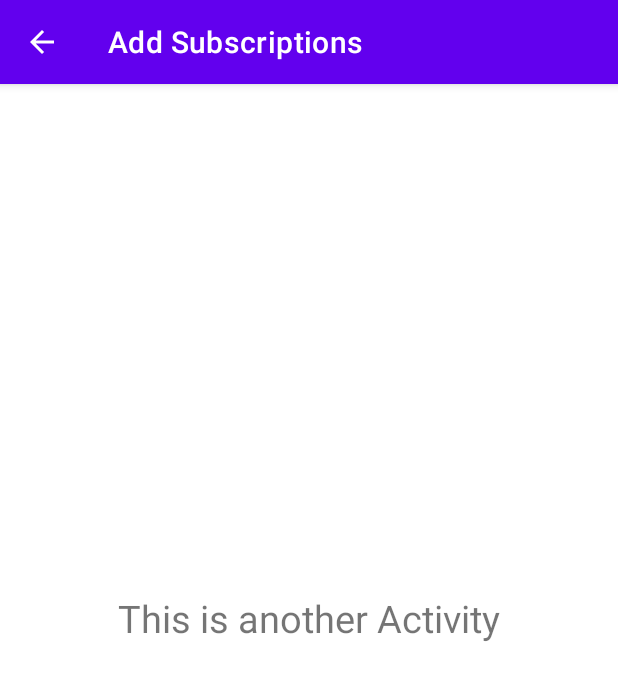
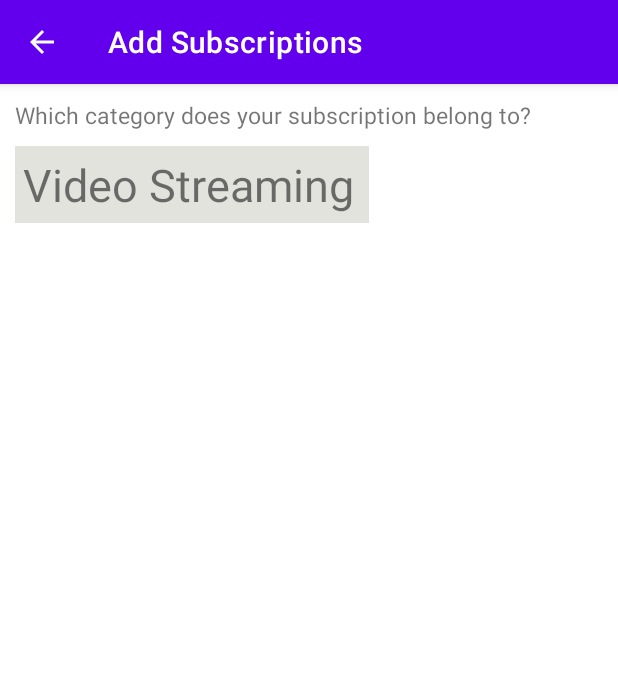
Before and after one commit to winkydes/SubMarker, an Android app: the AddSubscriptionActivity screen opened directly, with no data from a screen before it, on a phone screen of 412 x 824 dp. Shown: the top 680 px of the screen. Run offline under Robolectric (Android 15) with nearby library versions, the phone set to English and light mode, and no system bars.

Commit message:
add category spinner

```diff
--- a/app/src/main/java/com/example/submarker/AddSubscriptionActivity.kt
+++ b/app/src/main/java/com/example/submarker/AddSubscriptionActivity.kt
@@ -2,6 +2,8 @@ package com.example.submarker
 
 import androidx.appcompat.app.AppCompatActivity
 import android.os.Bundle
+import android.widget.ArrayAdapter
+import android.widget.Spinner
 import com.example.submarker.databinding.ActivityAddSubscriptionBinding
 
 class AddSubscriptionActivity : AppCompatActivity() {
@@ -12,6 +14,17 @@ class AddSubscriptionActivity : AppCompatActivity() {
         setContentView(binding.root)
         setSupportActionBar(binding.backableToolbar)
         supportActionBar?.setDisplayHomeAsUpEnabled(true)
+
+        // setup page spinner
+        val categories = resources.getStringArray(R.array.categories)
+        val categorySpinner = findViewById<Spinner>(R.id.spinner_category)
+        if (categorySpinner != null) {
+            val adapter = ArrayAdapter(
+                this,
+                R.layout.spinner_item, categories
+            )
+            categorySpinner.adapter = adapter
+        }
     }
 
     override fun onSupportNavigateUp(): Boolean {
--- /dev/null
+++ b/app/src/main/res/drawable/background_spinner.xml
@@ -0,0 +1,6 @@
+<?xml version="1.0" encoding="utf-8"?>
+<shape xmlns:android="http://schemas.android.com/apk/res/android"
+    android:shape="rectangle">
+    <stroke android:width="0dp" android:color="#80FFFFFF" />
+    <solid android:color="@color/colorPopupBackground"/>
+</shape>
--- /dev/null
+++ b/app/src/main/res/drawable/ic_baseline_arrow_downward_24.xml
@@ -0,0 +1,5 @@
+<vector android:height="24dp" android:tint="#000000"
+    android:viewportHeight="24" android:viewportWidth="24"
+    android:width="24dp" xmlns:android="http://schemas.android.com/apk/res/android">
+    <path android:fillColor="@android:color/white" android:pathData="M20,12l-1.41,-1.41L13,16.17V4h-2v12.17l-5.58,-5.59L4,12l8,8 8,-8z"/>
+</vector>
--- a/app/src/main/res/layout/activity_add_subscription.xml
+++ b/app/src/main/res/layout/activity_add_subscription.xml
@@ -7,6 +7,7 @@
     tools:context=".AddSubscriptionActivity">
 
     <com.google.android.material.appbar.AppBarLayout
+        android:id="@+id/abl_root"
         android:layout_width="match_parent"
         android:layout_height="wrap_content"
         app:layout_constraintTop_toTopOf="parent"
@@ -22,14 +23,24 @@
     </com.google.android.material.appbar.AppBarLayout>
 
     <TextView
-        android:text="This is another Activity"
-        android:textSize="25sp"
-        android:padding="20sp"
+        android:id="@+id/tv_category"
         android:layout_width="wrap_content"
         android:layout_height="wrap_content"
-        app:layout_constraintTop_toTopOf="parent"
-        app:layout_constraintBottom_toBottomOf="parent"
-        app:layout_constraintStart_toStartOf="parent"
-        app:layout_constraintEnd_toEndOf="parent"/>
+        android:text="@string/tv_category"
+        android:textSize="@dimen/common_textSize"
+        android:layout_margin="@dimen/common_margin"
+        app:layout_constraintTop_toBottomOf="@id/abl_root"
+        app:layout_constraintStart_toStartOf="parent"/>
+
+    <Spinner
+        android:id="@+id/spinner_category"
+        android:layout_width="wrap_content"
+        android:layout_height="wrap_content"
+        android:layout_margin="@dimen/common_margin"
+        android:overlapAnchor="false"
+        android:popupBackground="@drawable/background_spinner"
+        android:background="@color/colorPopupBackground"
+        app:layout_constraintTop_toBottomOf="@id/tv_category"
+        app:layout_constraintStart_toStartOf="parent"/>
 
 </androidx.constraintlayout.widget.ConstraintLayout>
--- /dev/null
+++ b/app/src/main/res/layout/spinner_item.xml
@@ -0,0 +1,10 @@
+<?xml version="1.0" encoding="utf-8"?>
+
+<TextView
+    xmlns:android="http://schemas.android.com/apk/res/android"
+    android:layout_width="match_parent"
+    android:layout_height="wrap_content"
+    android:textSize="30sp"
+    android:gravity="left"
+    android:padding="5dp"
+    />
--- a/app/src/main/res/values/colors.xml
+++ b/app/src/main/res/values/colors.xml
@@ -7,4 +7,7 @@
     <color name="teal_700">#FF018786</color>
     <color name="black">#FF000000</color>
     <color name="white">#FFFFFFFF</color>
+
+    <color name="colorPopupBackground">#FFe3e3de</color>
+
 </resources>
--- a/app/src/main/res/values/dimens.xml
+++ b/app/src/main/res/values/dimens.xml
@@ -1,3 +1,5 @@
 <resources>
     <dimen name="fab_margin">16dp</dimen>
+    <dimen name="common_margin">10dp</dimen>
+    <dimen name="common_textSize">15sp</dimen>
 </resources>
--- a/app/src/main/res/values/strings.xml
+++ b/app/src/main/res/values/strings.xml
@@ -17,6 +17,17 @@
     <string name="btm_nav_suggestions">Suggestions</string>
     <string name="btm_nav_dashboard">Dashboard</string>
     <string name="btm_nav_settings">Settings</string>
-    <!-- TODO: Remove or change this placeholder text -->
+
     <string name="hello_blank_fragment">Hello blank fragment</string>
+
+    <!--Strings for Add Subsciption activity-->
+    <string name="tv_category">Which category does your subscription belong to?</string>
+
+    <string-array name="categories">
+        <item>Video Streaming</item>
+        <item>Music Streaming</item>
+        <item>Bills</item>
+        <item>Healthcare</item>
+        <item>Others</item>
+    </string-array>
 </resources>
--- /dev/null
+++ b/app/src/main/res/values/styles.xml
@@ -0,0 +1,4 @@
+<?xml version="1.0" encoding="utf-8"?>
+<resources>
+
+</resources>
```
